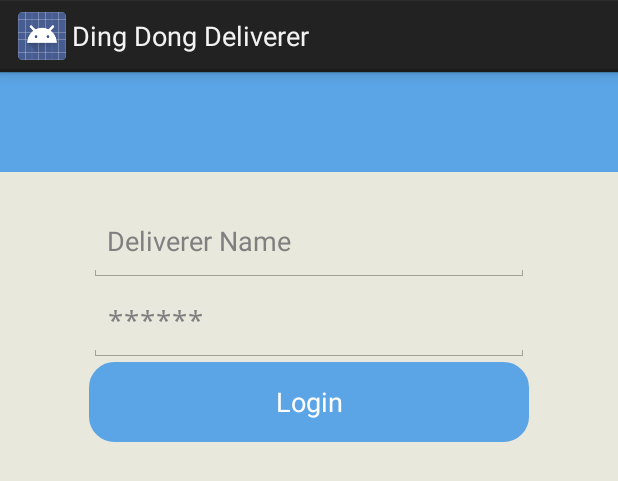
After one commit to winniengo/DingDongCondom, an Android app: the layout activity_login.xml on its own in the app's theme, with its tools: preview values and no code run, on a phone screen of 412 x 824 dp. The commit adds this screen. Shown: the top 481 px of the screen. Run offline under Robolectric (Android 15) with nearby library versions, the phone set to English and light mode, and no system bars.

Commit message:
added a login to androiddeliverer, stubbed out the GCM component

```diff
--- a/androidDeliverer/app/src/main/java/edu/swarthmore/cs/dingdongdeliverer/CondomRequestStore.java
+++ b/androidDeliverer/app/src/main/java/edu/swarthmore/cs/dingdongdeliverer/CondomRequestStore.java
@@ -19,7 +19,7 @@ public class CondomRequestStore {
     private ArrayList<CondomRequest> mCondomRequests;
 
     private static final String TAG = "CondomRequestStore";
-    private static final String API = "http://tsb.sccs.swarthmore.edu:8080/api/";
+    private static final String mAPI = "http://tsb.sccs.swarthmore.edu:8080/api/";
 
     List<NameValuePair> mParams;
 
@@ -30,7 +30,7 @@ public class CondomRequestStore {
 
             Log.i(TAG, "SessionToken: " + sessionToken);
             mParams.add(new BasicNameValuePair("session_token", sessionToken));
-            JSONObject json = serverRequest.getJSON(API + "delivery/request/all", mParams);
+            JSONObject json = serverRequest.getJSON(mAPI + "delivery/request/all", mParams);
             if (json != null) {
                 try {
                     // retrieves array of orders and parses it into list of Condom Requests
--- a/androidDeliverer/app/src/main/java/edu/swarthmore/cs/dingdongdeliverer/RequestFragment.java
+++ b/androidDeliverer/app/src/main/java/edu/swarthmore/cs/dingdongdeliverer/RequestFragment.java
@@ -37,7 +37,11 @@ public class RequestFragment extends Fragment {
 
     boolean deliveryIsChecked, acceptedIsChecked, failedIsChecked;
     private static final String TAG = "RequestFragment";
-    private static final String API = "http://tsb.sccs.swarthmore.edu:8080/api/";
+
+    //Globals mGlobals = (Globals) getActivity().getApplication();
+    //private final String API = mGlobals.getApiPath();
+
+    String API = "http://tsb.sccs.swarthmore.edu:8080/api/";
 
     List<NameValuePair> mParams;
 
--- a/androidDeliverer/app/src/main/java/edu/swarthmore/cs/dingdongdeliverer/ServerRequest.java
+++ b/androidDeliverer/app/src/main/java/edu/swarthmore/cs/dingdongdeliverer/ServerRequest.java
@@ -4,6 +4,7 @@
 
 package edu.swarthmore.cs.dingdongdeliverer;
 
+import android.content.Context;
 import android.os.AsyncTask;
 import android.util.Log;
 
@@ -29,8 +30,12 @@ public class ServerRequest {
     static InputStream mInputStream = null;
     static JSONObject mJsonObject = null;
     static String mJson = "";
+    private Context context;
+
     public ServerRequest() {
+
     }
+
     public JSONObject getJSONFromUrl(String url, List<NameValuePair> params) {
         try {
             DefaultHttpClient httpClient = new DefaultHttpClient();
--- /dev/null
+++ b/androidDeliverer/app/src/main/res/layout/activity_login.xml
@@ -0,0 +1,38 @@
+<LinearLayout xmlns:android="http://schemas.android.com/apk/res/android"
+              xmlns:tools="http://schemas.android.com/tools"
+              android:layout_width="match_parent"
+              android:layout_height="match_parent"
+              android:orientation="vertical"
+              android:background="#e9e8dd"
+              tools:context=".LoginActivity" >
+
+    <ImageView
+        android:id="@+id/imageView1"
+        android:layout_width="fill_parent"
+        android:layout_height="100px"
+        android:background="#5ba4e5"
+        android:layout_gravity="center" />
+    <EditText
+        android:layout_width="440px"
+        android:layout_height="80px"
+        android:layout_gravity="center"
+        android:layout_marginTop="30px"
+        android:id="@+id/device_uuid"
+        android:hint="Deliverer Name"/>
+    <EditText
+        android:id="@+id/passphrase"
+        android:layout_width="440px"
+        android:layout_gravity="center"
+        android:layout_height="80px"
+        android:inputType="textPassword"
+        android:hint="******"/>
+    <Button
+        android:layout_width="440px"
+        android:layout_height="80px"
+        android:layout_gravity="center"
+        android:id="@+id/loginbtn"
+        android:background="@drawable/btn_blue"
+        android:textColor="#ffffff"
+        android:textAlignment="center"
+        android:text="Login"/>
+</LinearLayout>
```
Also changed, not shown: androidDeliverer/app/build.gradle (+4 -3 lines), androidDeliverer/app/src/main/AndroidManifest.xml (+15 -7 lines), androidDeliverer/app/src/main/java/edu/swarthmore/cs/dingdongdeliverer/GcmIntentService.java (+9 -1 lines), androidDeliverer/app/src/main/java/edu/swarthmore/cs/dingdongdeliverer/Globals.java (added, +16 -0 lines), androidDeliverer/app/src/main/java/edu/swarthmore/cs/dingdongdeliverer/LoginActivity.java (added, +295 -0 lines), androidDeliverer/app/src/main/java/edu/swarthmore/cs/dingdongdeliverer/RequestActivity.java (+6 -2 lines), androidDeliverer/app/src/main/java/edu/swarthmore/cs/dingdongdeliverer/RequestListActivity.java (+5 -5 lines), 2 other files.
